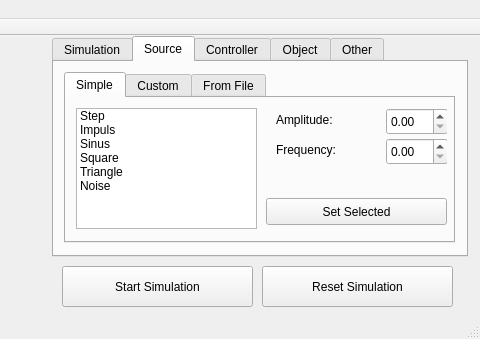
The window that gui/mainwindow.ui (jakubbialas/PSS_lab) describes before a commit, drawn with Qt 5; both pictures show x 288 to 768 and y 0 to 339 of the 768 by 339 pixel window.
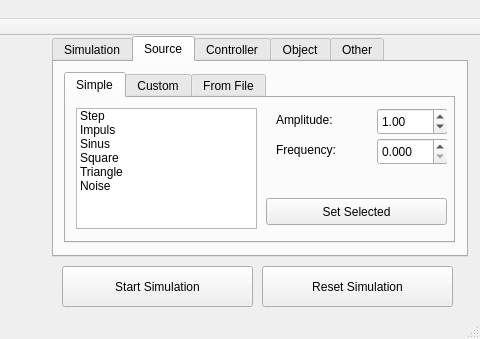
The same window after the commit. The open tabs and pages were chosen to show the change. Custom widgets are drawn as their Qt base class.

The edit to the form file:
```diff
--- a/gui/mainwindow.ui
+++ b/gui/mainwindow.ui
@@ -310,22 +310,46 @@
          <widget class="QDoubleSpinBox" name="doubleSpinBox_amplitude2">
           <property name="geometry">
            <rect>
-            <x>120</x>
+            <x>111</x>
             <y>10</y>
-            <width>62</width>
+            <width>71</width>
             <height>27</height>
            </rect>
           </property>
+          <property name="decimals">
+           <number>2</number>
+          </property>
+          <property name="maximum">
+           <double>100.000000000000000</double>
+          </property>
+          <property name="singleStep">
+           <double>1.000000000000000</double>
+          </property>
+          <property name="value">
+           <double>1.000000000000000</double>
+          </property>
          </widget>
          <widget class="QDoubleSpinBox" name="doubleSpinBox_frequency2">
           <property name="geometry">
            <rect>
-            <x>120</x>
+            <x>111</x>
             <y>40</y>
-            <width>62</width>
+            <width>71</width>
             <height>27</height>
            </rect>
           </property>
+          <property name="decimals">
+           <number>3</number>
+          </property>
+          <property name="maximum">
+           <double>1.000000000000000</double>
+          </property>
+          <property name="singleStep">
+           <double>0.010000000000000</double>
+          </property>
+          <property name="value">
+           <double>0.000000000000000</double>
+          </property>
          </widget>
          <widget class="QLabel" name="label_6">
           <property name="geometry">
```
Left out of the diff: 28 changed lines with no effect on the pictures.
